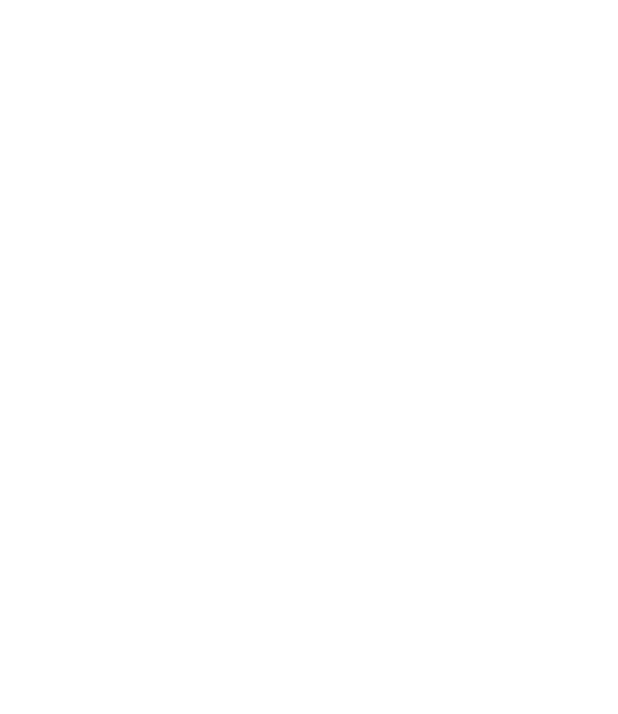
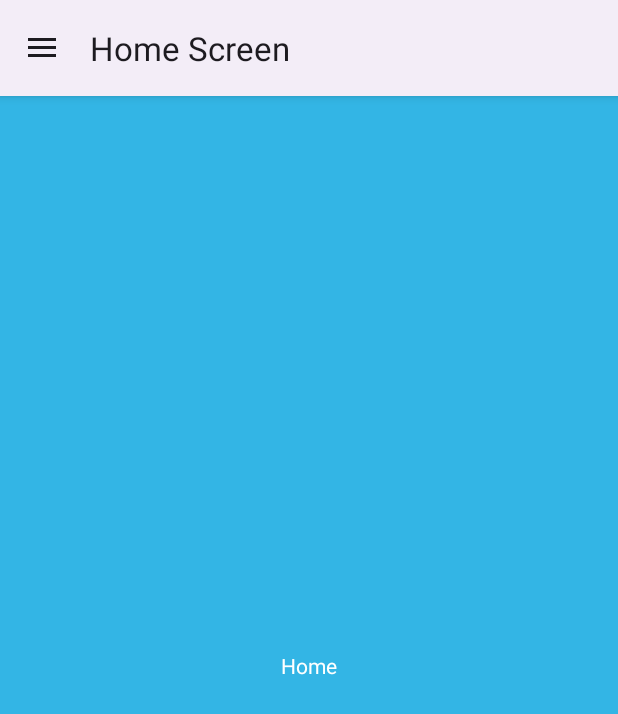
Before and after one commit to thaer-al-khishen/YT-Application, an Android app: the screen it shows after launch (MainActivity), on a phone screen of 412 x 824 dp. Before the commit the part shown is empty. Shown: the top 714 px of the screen. Run offline under Robolectric (Android 15) with nearby library versions, the phone set to English and light mode, and no system bars; our stand-ins replace navigation-ui.

Commit message:
Setup navigation drawer

```diff
--- a/app/build.gradle.kts
+++ b/app/build.gradle.kts
@@ -44,10 +44,13 @@
 
     implementation("androidx.core:core-ktx:1.9.0")
     implementation("androidx.appcompat:appcompat:1.6.1")
-    implementation("com.google.android.material:material:1.10.0")
     implementation("androidx.constraintlayout:constraintlayout:2.1.4")
     testImplementation("junit:junit:4.13.2")
     androidTestImplementation("androidx.test.ext:junit:1.1.5")
     androidTestImplementation("androidx.test.espresso:espresso-core:3.5.1")
 
+    implementation("androidx.navigation:navigation-fragment-ktx:2.7.6")
+    implementation("androidx.navigation:navigation-ui-ktx:2.7.6")
+    implementation("com.google.android.material:material:1.11.0")
+
 }
--- /dev/null
+++ b/app/src/main/java/com/example/ytapplication/HomeFragment.kt
@@ -0,0 +1,19 @@
+package com.example.ytapplication
+
+import android.os.Bundle
+import androidx.fragment.app.Fragment
+import android.view.LayoutInflater
+import android.view.View
+import android.view.ViewGroup
+
+class HomeFragment : Fragment() {
+
+    override fun onCreateView(
+        inflater: LayoutInflater, container: ViewGroup?,
+        savedInstanceState: Bundle?
+    ): View? {
+        // Inflate the layout for this fragment
+        return inflater.inflate(R.layout.fragment_home, container, false)
+    }
+
+}
--- a/app/src/main/java/com/example/ytapplication/MainActivity.kt
+++ b/app/src/main/java/com/example/ytapplication/MainActivity.kt
@@ -1,19 +1,46 @@
 package com.example.ytapplication
 
 import android.os.Bundle
+import android.view.MenuItem
+import android.view.View
+import androidx.appcompat.app.ActionBarDrawerToggle
 import androidx.appcompat.app.AppCompatActivity
+import androidx.core.view.GravityCompat
+import androidx.drawerlayout.widget.DrawerLayout
 import androidx.navigation.NavController
 import androidx.navigation.fragment.NavHostFragment
+import androidx.navigation.ui.NavigationUI
 import com.example.ytapplication.databinding.ActivityMainBinding
 
 class MainActivity : AppCompatActivity() {
 
+    private lateinit var binding: ActivityMainBinding
+    private lateinit var navController: NavController
+
+    private lateinit var toggle: ActionBarDrawerToggle
+
     override fun onCreate(savedInstanceState: Bundle?) {
         super.onCreate(savedInstanceState)
-        setContentView(R.layout.activity_main)
+        binding = ActivityMainBinding.inflate(layoutInflater)
+        setContentView(binding.root)
 
+        val navHostFragment = supportFragmentManager.findFragmentById(R.id.nav_host_fragment) as NavHostFragment
+        navController = navHostFragment.navController
 
+        NavigationUI.setupActionBarWithNavController(this, navController, binding.drawerLayout)
+        NavigationUI.setupWithNavController(binding.navView, navController)
+
+        toggle = ActionBarDrawerToggle(this, binding.drawerLayout, 0, 0)
+        binding.drawerLayout.addDrawerListener(toggle)
+        toggle.syncState()
 
     }
 
+    override fun onOptionsItemSelected(item: MenuItem): Boolean {
+        if (toggle.onOptionsItemSelected(item)) {
+            return true
+        }
+        return super.onOptionsItemSelected(item)
+    }
+
 }
--- a/app/src/main/res/layout/activity_main.xml
+++ b/app/src/main/res/layout/activity_main.xml
@@ -1,10 +1,23 @@
-<?xml version="1.0" encoding="utf-8"?>
-<androidx.constraintlayout.widget.ConstraintLayout xmlns:android="http://schemas.android.com/apk/res/android"
+<androidx.drawerlayout.widget.DrawerLayout xmlns:android="http://schemas.android.com/apk/res/android"
     xmlns:app="http://schemas.android.com/apk/res-auto"
-    xmlns:tools="http://schemas.android.com/tools"
+    android:id="@+id/drawer_layout"
     android:layout_width="match_parent"
-    android:layout_height="match_parent"
-    android:background="#FFFFFF"
-    tools:context=".MainActivity">
+    android:layout_height="match_parent">
 
-</androidx.constraintlayout.widget.ConstraintLayout>
+    <androidx.fragment.app.FragmentContainerView
+        android:id="@+id/nav_host_fragment"
+        android:name="androidx.navigation.fragment.NavHostFragment"
+        android:layout_width="match_parent"
+        android:layout_height="match_parent"
+        app:navGraph="@navigation/nav_graph"
+        app:defaultNavHost="true" />
+
+    <com.google.android.material.navigation.NavigationView
+        android:id="@+id/nav_view"
+        android:layout_width="wrap_content"
+        android:layout_height="match_parent"
+        android:layout_gravity="start"
+        app:menu="@menu/drawer_menu"
+        android:fitsSystemWindows="true"/>
+
+</androidx.drawerlayout.widget.DrawerLayout>
--- /dev/null
+++ b/app/src/main/res/layout/fragment_home.xml
@@ -0,0 +1,16 @@
+<?xml version="1.0" encoding="utf-8"?>
+<FrameLayout xmlns:android="http://schemas.android.com/apk/res/android"
+    xmlns:tools="http://schemas.android.com/tools"
+    android:layout_width="match_parent"
+    android:layout_height="match_parent"
+    android:background="@android:color/holo_blue_light"
+    tools:context=".HomeFragment">
+
+    <TextView
+        android:layout_width="match_parent"
+        android:layout_height="match_parent"
+        android:gravity="center"
+        android:text="Home"
+        android:textColor="@color/white"/>
+
+</FrameLayout>
--- /dev/null
+++ b/app/src/main/res/menu/drawer_menu.xml
@@ -0,0 +1,13 @@
+<?xml version="1.0" encoding="utf-8"?>
+<menu xmlns:android="http://schemas.android.com/apk/res/android">
+    <item
+        android:id="@+id/nav_home"
+        android:title="Home" />
+    <item
+        android:id="@+id/nav_gallery"
+        android:title="Gallery" />
+    <item
+        android:id="@+id/nav_news"
+        android:title="News" />
+
+</menu>
--- /dev/null
+++ b/app/src/main/res/navigation/nav_graph.xml
@@ -0,0 +1,24 @@
+<?xml version="1.0" encoding="utf-8"?>
+<navigation xmlns:android="http://schemas.android.com/apk/res/android"
+    xmlns:app="http://schemas.android.com/apk/res-auto"
+    xmlns:tools="http://schemas.android.com/tools"
+    android:id="@+id/nav_graph"
+    app:startDestination="@id/nav_home">
+
+    <fragment
+        android:id="@+id/nav_home"
+        android:name="com.example.ytapplication.HomeFragment"
+        android:label="Home Screen"
+        tools:layout="@layout/fragment_home" />
+    <fragment
+        android:id="@+id/nav_gallery"
+        android:name="com.example.ytapplication.GalleryFragment"
+        android:label="Gallery Screen"
+        tools:layout="@layout/fragment_gallery" />
+    <fragment
+        android:id="@+id/nav_news"
+        android:name="com.example.ytapplication.NewsFragment"
+        android:label="News Screen"
+        tools:layout="@layout/fragment_news" />
+
+</navigation>
--- a/app/src/main/res/values/themes.xml
+++ b/app/src/main/res/values/themes.xml
@@ -1,6 +1,6 @@
 <resources xmlns:tools="http://schemas.android.com/tools">
     <!-- Base application theme. -->
-    <style name="Base.Theme.YTApplication" parent="Theme.Material3.DayNight.NoActionBar">
+    <style name="Base.Theme.YTApplication" parent="Theme.Material3.DayNight">
         <!-- Customize your light theme here. -->
         <!-- <item name="colorPrimary">@color/my_light_primary</item> -->
     </style>
```
Also changed, not shown: app/src/main/java/com/example/ytapplication/GalleryFragment.kt (added, +19 -0 lines), app/src/main/java/com/example/ytapplication/NewsFragment.kt (added, +19 -0 lines), app/src/main/res/layout/fragment_gallery.xml (added, +16 -0 lines), app/src/main/res/layout/fragment_news.xml (added, +16 -0 lines).
